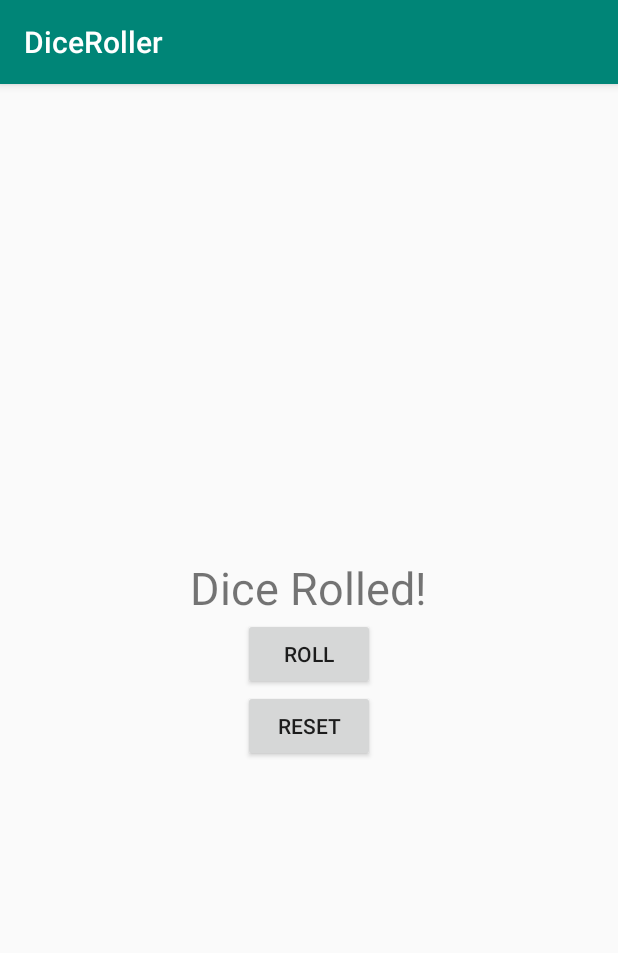
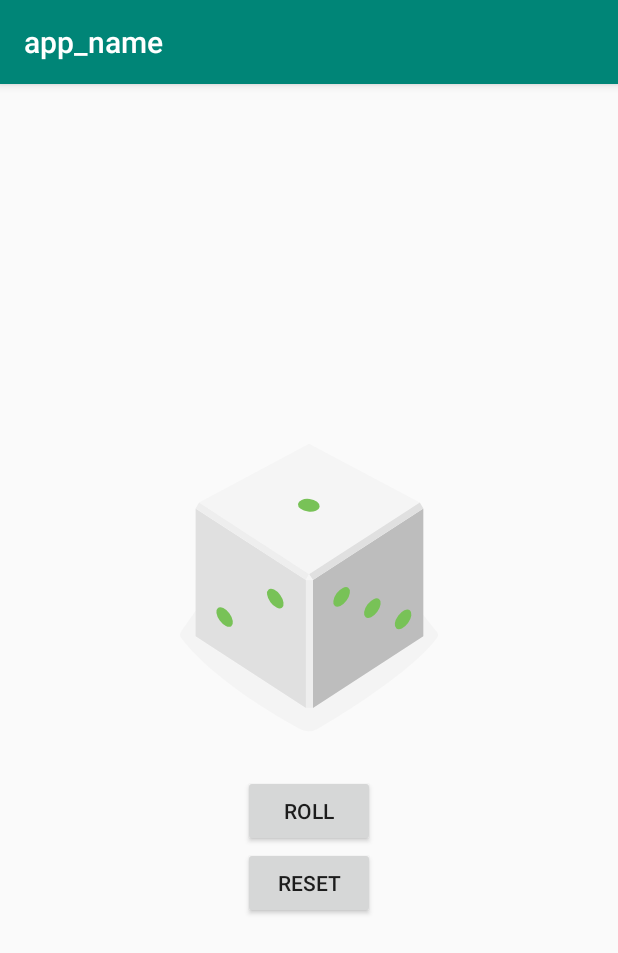
Before and after one commit to Cra5hOverride/DiceRoller, an Android app: the screen it shows after launch (MainActivity), on a phone screen of 412 x 824 dp. Shown: the top 953 px of the screen. Run offline under Robolectric (Android 15) with nearby library versions, the phone set to English and light mode, and no system bars.

Commit message:
Find views efficiently

```diff
--- a/app/src/main/java/buu/informatics/s59160965/diceroller/MainActivity.kt
+++ b/app/src/main/java/buu/informatics/s59160965/diceroller/MainActivity.kt
@@ -3,6 +3,7 @@ package buu.informatics.s59160965.diceroller
 import androidx.appcompat.app.AppCompatActivity
 import android.os.Bundle
 import android.widget.Button
+import android.widget.ImageView
 import android.widget.TextView
 
 import android.widget.Toast
@@ -10,16 +11,15 @@ import kotlinx.android.synthetic.main.activity_main.*
 import java.util.*
 
 class MainActivity : AppCompatActivity() {
-
+    lateinit var diceImage : ImageView
     override fun onCreate(savedInstanceState: Bundle?) {
         super.onCreate(savedInstanceState)
         setContentView(R.layout.activity_main)
 
+        diceImage = findViewById(R.id.dice_image)
+
         val rollButton: Button = findViewById(R.id.roll_button)
         rollButton.setOnClickListener({rollDice()})
-
-        val resultText: TextView = findViewById(R.id.result_text)
-        resultText.text = "Dice Rolled!"
 
         val resetButton: Button = findViewById(R.id.reset_button)
         resetButton.setOnClickListener({resetDice()})
@@ -28,14 +28,19 @@ class MainActivity : AppCompatActivity() {
     }
 
     private fun resetDice(){
-        val resultText: TextView = findViewById(R.id.result_text)
-        resultText.text = "0".toString()
+        diceImage.setImageResource(R.drawable.empty_dice)
     }
 
     private fun rollDice(){
         val randomInt = Random().nextInt(6) + 1
-        val resultText: TextView = findViewById(R.id.result_text)
-        resultText.text = randomInt.toString()
-        Toast.makeText(this, "button clicked", Toast.LENGTH_SHORT).show()
+        val drawableResource = when (randomInt) {
+            1 -> R.drawable.dice_1
+            2 -> R.drawable.dice_2
+            3 -> R.drawable.dice_3
+            4 -> R.drawable.dice_4
+            5 -> R.drawable.dice_5
+            else -> R.drawable.dice_6
+        }
+        diceImage.setImageResource(drawableResource)
     }
 }
--- /dev/null
+++ b/app/src/main/res/drawable/dice_1.xml
@@ -0,0 +1,66 @@
+<!--
+  ~ Copyright 2018, The Android Open Source Project
+  ~
+  ~ Licensed under the Apache License, Version 2.0 (the "License");
+  ~ you may not use this file except in compliance with the License.
+  ~ You may obtain a copy of the License at
+  ~
+  ~     http://www.apache.org/licenses/LICENSE-2.0
+  ~
+  ~ Unless required by applicable law or agreed to in writing, software
+  ~ distributed under the License is distributed on an "AS IS" BASIS,
+  ~ WITHOUT WARRANTIES OR CONDITIONS OF ANY KIND, either express or implied.
+  ~ See the License for the specific language governing permissions and
+  ~ limitations under the License.
+  -->
+
+<vector xmlns:android="http://schemas.android.com/apk/res/android"
+    android:width="200dp"
+    android:height="250dp"
+    android:viewportWidth="800"
+    android:viewportHeight="1000">
+    <path
+        android:fillAlpha="0.5"
+        android:fillColor="#eee"
+        android:pathData="M740.8,635.42c-68.27,90.47 -249.77,201.76 -316,240.63a50.7,50.7 0,0 1,-49.93 0.81c-64.19,-35 -234.09,-133.88 -315.65,-242a14.69,14.69 0,0 1,-0.12 -17.49c77.58,-106.29 159.67,-258.89 341.06,-258.89 182,0 242.19,139.08 340.27,258.88A14.62,14.62 0,0 1,740.8 635.42Z"
+        android:strokeAlpha="0.5" />
+    <path
+        android:fillColor="#bdbdbd"
+        android:pathData="M704.9,630l-294.29,191.06l0,-340.85l294.29,-191.06l0,340.85z" />
+    <path
+        android:fillColor="#e0e0e0"
+        android:pathData="M97.59,630l294.29,191.06l0,-340.85l-294.29,-191.06l0,340.85z" />
+    <path
+        android:fillColor="#f5f5f5"
+        android:pathData="M400.14,464.73l-293.19,-191.45l293.19,-156.31l295.39,156.31l-295.39,191.45z" />
+    <path
+        android:fillColor="#eee"
+        android:pathData="M106.95,273.28l-9.36,15.87l294.29,191.06l8.26,-15.48l-293.19,-191.45z" />
+    <path
+        android:fillColor="#e0e0e0"
+        android:pathData="M695.53,273.28l9.37,15.87l-294.29,191.06l-10.47,-15.48l295.39,-191.45z" />
+    <path
+        android:fillColor="#eee"
+        android:pathData="M391.88,480.21h18.73v340.85h-18.73z" />
+    <path
+        android:fillColor="#f5f5f5"
+        android:pathData="M400.14,464.73l-8.26,15.48l18.73,0l-10.47,-15.48z" />
+    <path
+        android:fillColor="#78c257"
+        android:pathData="M397.45,297.62a16.9,28.71 97.07,1 0,4.16 -33.54a16.9,28.71 97.07,1 0,-4.16 33.54z" />
+    <path
+        android:fillColor="#78c257"
+        android:pathData="M297.17,539.02a30.12,16.11 53.82,1 0,26.01 -19.02a30.12,16.11 53.82,1 0,-26.01 19.02z" />
+    <path
+        android:fillColor="#78c257"
+        android:pathData="M161.96,588.24a30.12,16.11 53.82,1 0,26.01 -19.02a30.12,16.11 53.82,1 0,-26.01 19.02z" />
+    <path
+        android:fillColor="#78c257"
+        android:pathData="M551.15,579.45a30.12,16.11 126.18,1 0,35.56 -48.62a30.12,16.11 126.18,1 0,-35.56 48.62z" />
+    <path
+        android:fillColor="#78c257"
+        android:pathData="M469.12,549.58a30.12,16.11 126.18,1 0,35.56 -48.62a30.12,16.11 126.18,1 0,-35.56 48.62z" />
+    <path
+        android:fillColor="#78c257"
+        android:pathData="M633.17,609.29a30.12,16.11 126.18,1 0,35.56 -48.62a30.12,16.11 126.18,1 0,-35.56 48.62z" />
+</vector>
--- /dev/null
+++ b/app/src/main/res/drawable/dice_2.xml
@@ -0,0 +1,66 @@
+<!--
+  ~ Copyright 2018, The Android Open Source Project
+  ~
+  ~ Licensed under the Apache License, Version 2.0 (the "License");
+  ~ you may not use this file except in compliance with the License.
+  ~ You may obtain a copy of the License at
+  ~
+  ~     http://www.apache.org/licenses/LICENSE-2.0
+  ~
+  ~ Unless required by applicable law or agreed to in writing, software
+  ~ distributed under the License is distributed on an "AS IS" BASIS,
+  ~ WITHOUT WARRANTIES OR CONDITIONS OF ANY KIND, either express or implied.
+  ~ See the License for the specific language governing permissions and
+  ~ limitations under the License.
+  -->
+
+<vector xmlns:android="http://schemas.android.com/apk/res/android"
+    android:width="200dp"
+    android:height="250dp"
+    android:viewportWidth="800"
+    android:viewportHeight="1000">
+    <path
+        android:fillAlpha="0.5"
+        android:fillColor="#eee"
+        android:pathData="M740.8,635.42c-68.27,90.47 -249.77,201.76 -316,240.63a50.7,50.7 0,0 1,-49.93 0.81c-64.19,-35 -234.09,-133.88 -315.65,-242a14.69,14.69 0,0 1,-0.12 -17.49c77.58,-106.29 159.67,-258.89 341.06,-258.89 182,0 242.19,139.08 340.27,258.88A14.62,14.62 0,0 1,740.8 635.42Z"
+        android:strokeAlpha="0.5" />
+    <path
+        android:fillColor="#bdbdbd"
+        android:pathData="M704.9,630l-294.29,191.06l0,-340.85l294.29,-191.06l0,340.85z" />
+    <path
+        android:fillColor="#e0e0e0"
+        android:pathData="M97.59,630l294.29,191.06l0,-340.85l-294.29,-191.06l0,340.85z" />
+    <path
+        android:fillColor="#f5f5f5"
+        android:pathData="M400.14,464.73l-293.19,-191.45l293.19,-156.31l295.39,156.31l-295.39,191.45z" />
+    <path
+        android:fillColor="#eee"
+        android:pathData="M106.95,273.28l-9.36,15.87l294.29,191.06l8.26,-15.48l-293.19,-191.45z" />
+    <path
+        android:fillColor="#e0e0e0"
+        android:pathData="M695.53,273.28l9.37,15.87l-294.29,191.06l-10.47,-15.48l295.39,-191.45z" />
+    <path
+        android:fillColor="#eee"
+        android:pathData="M391.88,480.21h18.73v340.85h-18.73z" />
+    <path
+        android:fillColor="#f5f5f5"
+        android:pathData="M400.14,464.73l-8.26,15.48l18.73,0l-10.47,-15.48z" />
+    <path
+        android:fillColor="#78c257"
+        android:pathData="M520.85,303.25a16.9,28.71 97.07,1 0,4.16 -33.54a16.9,28.71 97.07,1 0,-4.16 33.54z" />
+    <path
+        android:fillColor="#78c257"
+        android:pathData="M273.33,291.99a16.9,28.71 97.07,1 0,4.16 -33.54a16.9,28.71 97.07,1 0,-4.16 33.54z" />
+    <path
+        android:fillColor="#78c257"
+        android:pathData="M229.56,563.64a30.12,16.11 53.82,1 0,26.01 -19.02a30.12,16.11 53.82,1 0,-26.01 19.02z" />
+    <path
+        android:fillColor="#78c257"
+        android:pathData="M311.58,533.77a30.12,16.11 53.82,1 0,26.01 -19.02a30.12,16.11 53.82,1 0,-26.01 19.02z" />
+    <path
+        android:fillColor="#78c257"
+        android:pathData="M147.54,593.49a30.12,16.11 53.82,1 0,26.01 -19.02a30.12,16.11 53.82,1 0,-26.01 19.02z" />
+    <path
+        android:fillColor="#78c257"
+        android:pathData="M551.15,579.45a30.12,16.11 126.18,1 0,35.56 -48.62a30.12,16.11 126.18,1 0,-35.56 48.62z" />
+</vector>
--- /dev/null
+++ b/app/src/main/res/drawable/dice_3.xml
@@ -0,0 +1,66 @@
+<!--
+  ~ Copyright 2018, The Android Open Source Project
+  ~
+  ~ Licensed under the Apache License, Version 2.0 (the "License");
+  ~ you may not use this file except in compliance with the License.
+  ~ You may obtain a copy of the License at
+  ~
+  ~     http://www.apache.org/licenses/LICENSE-2.0
+  ~
+  ~ Unless required by applicable law or agreed to in writing, software
+  ~ distributed under the License is distributed on an "AS IS" BASIS,
+  ~ WITHOUT WARRANTIES OR CONDITIONS OF ANY KIND, either express or implied.
+  ~ See the License for the specific language governing permissions and
+  ~ limitations under the License.
+  -->
+
+<vector xmlns:android="http://schemas.android.com/apk/res/android"
+    android:width="200dp"
+    android:height="250dp"
+    android:viewportWidth="800"
+    android:viewportHeight="1000">
+    <path
+        android:fillAlpha="0.5"
+        android:fillColor="#eee"
+        android:pathData="M740.8,635.42c-68.27,90.47 -249.77,201.76 -316,240.63a50.7,50.7 0,0 1,-49.93 0.81c-64.19,-35 -234.09,-133.88 -315.65,-242a14.69,14.69 0,0 1,-0.12 -17.49c77.58,-106.29 159.67,-258.89 341.06,-258.89 182,0 242.19,139.08 340.27,258.88A14.62,14.62 0,0 1,740.8 635.42Z"
+        android:strokeAlpha="0.5" />
+    <path
+        android:fillColor="#bdbdbd"
+        android:pathData="M704.9,630l-294.29,191.06l0,-340.85l294.29,-191.06l0,340.85z" />
+    <path
+        android:fillColor="#e0e0e0"
+        android:pathData="M97.59,630l294.29,191.06l0,-340.85l-294.29,-191.06l0,340.85z" />
+    <path
+        android:fillColor="#f5f5f5"
+        android:pathData="M400.14,464.73l-293.19,-191.45l293.19,-156.31l295.39,156.31l-295.39,191.45z" />
+    <path
+        android:fillColor="#eee"
+        android:pathData="M106.95,273.28l-9.36,15.87l294.29,191.06l8.26,-15.48l-293.19,-191.45z" />
+    <path
+        android:fillColor="#e0e0e0"
+        android:pathData="M695.53,273.28l9.37,15.87l-294.29,191.06l-10.47,-15.48l295.39,-191.45z" />
+    <path
+        android:fillColor="#eee"
+        android:pathData="M391.88,480.21h18.73v340.85h-18.73z" />
+    <path
+        android:fillColor="#f5f5f5"
+        android:pathData="M400.14,464.73l-8.26,15.48l18.73,0l-10.47,-15.48z" />
+    <path
+        android:fillColor="#78c257"
+        android:pathData="M398.11,297.62a16.9,28.71 97.07,1 0,4.16 -33.54a16.9,28.71 97.07,1 0,-4.16 33.54z" />
+    <path
+        android:fillColor="#78c257"
+        android:pathData="M548.27,304.46a16.9,28.71 97.07,1 0,4.16 -33.54a16.9,28.71 97.07,1 0,-4.16 33.54z" />
+    <path
+        android:fillColor="#78c257"
+        android:pathData="M247.95,290.79a16.9,28.71 97.07,1 0,4.16 -33.54a16.9,28.71 97.07,1 0,-4.16 33.54z" />
+    <path
+        android:fillColor="#78c257"
+        android:pathData="M229.56,563.64a30.12,16.11 53.82,1 0,26.01 -19.02a30.12,16.11 53.82,1 0,-26.01 19.02z" />
+    <path
+        android:fillColor="#78c257"
+        android:pathData="M483.54,554.83a30.12,16.11 126.18,1 0,35.56 -48.62a30.12,16.11 126.18,1 0,-35.56 48.62z" />
+    <path
+        android:fillColor="#78c257"
+        android:pathData="M618.75,604.04a30.12,16.11 126.18,1 0,35.56 -48.62a30.12,16.11 126.18,1 0,-35.56 48.62z" />
+</vector>
--- /dev/null
+++ b/app/src/main/res/drawable/dice_4.xml
@@ -0,0 +1,69 @@
+<!--
+  ~ Copyright 2018, The Android Open Source Project
+  ~
+  ~ Licensed under the Apache License, Version 2.0 (the "License");
+  ~ you may not use this file except in compliance with the License.
+  ~ You may obtain a copy of the License at
+  ~
+  ~     http://www.apache.org/licenses/LICENSE-2.0
+  ~
+  ~ Unless required by applicable law or agreed to in writing, software
+  ~ distributed under the License is distributed on an "AS IS" BASIS,
+  ~ WITHOUT WARRANTIES OR CONDITIONS OF ANY KIND, either express or implied.
+  ~ See the License for the specific language governing permissions and
+  ~ limitations under the License.
+  -->
+
+<vector xmlns:android="http://schemas.android.com/apk/res/android"
+    android:width="200dp"
+    android:height="250dp"
+    android:viewportWidth="800"
+    android:viewportHeight="1000">
+    <path
+        android:fillAlpha="0.5"
+        android:fillColor="#eee"
+        android:pathData="M740.8,635.42c-68.27,90.47 -249.77,201.76 -316,240.63a50.7,50.7 0,0 1,-49.93 0.81c-64.19,-35 -234.09,-133.88 -315.65,-242a14.69,14.69 0,0 1,-0.12 -17.49c77.58,-106.29 159.67,-258.89 341.06,-258.89 182,0 242.19,139.08 340.27,258.88A14.62,14.62 0,0 1,740.8 635.42Z"
+        android:strokeAlpha="0.5" />
+    <path
+        android:fillColor="#bdbdbd"
+        android:pathData="M704.9,630l-294.29,191.06l0,-340.85l294.29,-191.06l0,340.85z" />
+    <path
+        android:fillColor="#e0e0e0"
+        android:pathData="M97.59,630l294.29,191.06l0,-340.85l-294.29,-191.06l0,340.85z" />
+    <path
+        android:fillColor="#f5f5f5"
+        android:pathData="M400.14,464.73l-293.19,-191.45l293.19,-156.31l295.39,156.31l-295.39,191.45z" />
+    <path
+        android:fillColor="#eee"
+        android:pathData="M106.95,273.28l-9.36,15.87l294.29,191.06l8.26,-15.48l-293.19,-191.45z" />
+    <path
+        android:fillColor="#e0e0e0"
+        android:pathData="M695.53,273.28l9.37,15.87l-294.29,191.06l-10.47,-15.48l295.39,-191.45z" />
+    <path
+        android:fillColor="#eee"
+        android:pathData="M391.88,480.21h18.73v340.85h-18.73z" />
+    <path
+        android:fillColor="#f5f5f5"
+        android:pathData="M400.14,464.73l-8.26,15.48l18.73,0l-10.47,-15.48z" />
+    <path
+        android:fillColor="#78c257"
+        android:pathData="M530.08,303.65a16.9,28.71 97.07,1 0,4.16 -33.54a16.9,28.71 97.07,1 0,-4.16 33.54z" />
+    <path
+        android:fillColor="#78c257"
+        android:pathData="M389.68,218.17a16.9,28.71 97.07,1 0,4.16 -33.54a16.9,28.71 97.07,1 0,-4.16 33.54z" />
+    <path
+        android:fillColor="#78c257"
+        android:pathData="M405.35,377.09a16.9,28.71 97.07,1 0,4.16 -33.54a16.9,28.71 97.07,1 0,-4.16 33.54z" />
+    <path
+        android:fillColor="#78c257"
+        android:pathData="M264.95,291.6a16.9,28.71 97.07,1 0,4.16 -33.54a16.9,28.71 97.07,1 0,-4.16 33.54z" />
+    <path
+        android:fillColor="#78c257"
+        android:pathData="M297.17,541.59a30.12,16.11 53.82,1 0,26.01 -19.02a30.12,16.11 53.82,1 0,-26.01 19.02z" />
+    <path
+        android:fillColor="#78c257"
+        android:pathData="M161.96,590.81a30.12,16.11 53.82,1 0,26.01 -19.02a30.12,16.11 53.82,1 0,-26.01 19.02z" />
+    <path
+        android:fillColor="#78c257"
+        android:pathData="M551.15,579.45a30.12,16.11 126.18,1 0,35.56 -48.62a30.12,16.11 126.18,1 0,-35.56 48.62z" />
+</vector>
--- /dev/null
+++ b/app/src/main/res/drawable/dice_5.xml
@@ -0,0 +1,75 @@
+<!--
+  ~ Copyright 2018, The Android Open Source Project
+  ~
+  ~ Licensed under the Apache License, Version 2.0 (the "License");
+  ~ you may not use this file except in compliance with the License.
+  ~ You may obtain a copy of the License at
+  ~
+  ~     http://www.apache.org/licenses/LICENSE-2.0
+  ~
+  ~ Unless required by applicable law or agreed to in writing, software
+  ~ distributed under the License is distributed on an "AS IS" BASIS,
+  ~ WITHOUT WARRANTIES OR CONDITIONS OF ANY KIND, either express or implied.
+  ~ See the License for the specific language governing permissions and
+  ~ limitations under the License.
+  -->
+
+<vector xmlns:android="http://schemas.android.com/apk/res/android"
+    android:width="200dp"
+    android:height="250dp"
+    android:viewportWidth="800"
+    android:viewportHeight="1000">
+    <path
+        android:fillAlpha="0.5"
+        android:fillColor="#eee"
+        android:pathData="M740.8,635.42c-68.27,90.47 -249.77,201.76 -316,240.63a50.7,50.7 0,0 1,-49.93 0.81c-64.19,-35 -234.09,-133.88 -315.65,-242a14.69,14.69 0,0 1,-0.12 -17.49c77.58,-106.29 159.67,-258.89 341.06,-258.89 182,0 242.19,139.08 340.27,258.88A14.62,14.62 0,0 1,740.8 635.42Z"
+        android:strokeAlpha="0.5" />
+    <path
+        android:fillColor="#bdbdbd"
+        android:pathData="M704.9,630l-294.29,191.06l0,-340.85l294.29,-191.06l0,340.85z" />
+    <path
+        android:fillColor="#e0e0e0"
+        android:pathData="M97.59,630l294.29,191.06l0,-340.85l-294.29,-191.06l0,340.85z" />
+    <path
+        android:fillColor="#f5f5f5"
+        android:pathData="M400.14,464.73l-293.19,-191.45l293.19,-156.31l295.39,156.31l-295.39,191.45z" />
+    <path
+        android:fillColor="#eee"
+        android:pathData="M106.95,273.28l-9.36,15.87l294.29,191.06l8.26,-15.48l-293.19,-191.45z" />
+    <path
+        android:fillColor="#e0e0e0"
+        android:pathData="M695.53,273.28l9.37,15.87l-294.29,191.06l-10.47,-15.48l295.39,-191.45z" />
+    <path
+        android:fillColor="#eee"
+        android:pathData="M391.88,480.21h18.73v340.85h-18.73z" />
+    <path
+        android:fillColor="#f5f5f5"
+        android:pathData="M400.14,464.73l-8.26,15.48l18.73,0l-10.47,-15.48z" />
+    <path
+        android:fillColor="#78c257"
+        android:pathData="M397.05,297.63a16.9,28.71 97.07,1 0,4.16 -33.54a16.9,28.71 97.07,1 0,-4.16 33.54z" />
+    <path
+        android:fillColor="#78c257"
+        android:pathData="M547.21,304.45a16.9,28.71 97.07,1 0,4.16 -33.54a16.9,28.71 97.07,1 0,-4.16 33.54z" />
+    <path
+        android:fillColor="#78c257"
+        android:pathData="M388.17,207.62a16.9,28.71 97.07,1 0,4.16 -33.54a16.9,28.71 97.07,1 0,-4.16 33.54z" />
+    <path
+        android:fillColor="#78c257"
+        android:pathData="M405.93,387.62a16.9,28.71 97.07,1 0,4.16 -33.54a16.9,28.71 97.07,1 0,-4.16 33.54z" />
+    <path
+        android:fillColor="#78c257"
+        android:pathData="M246.89,290.79a16.9,28.71 97.07,1 0,4.16 -33.54a16.9,28.71 97.07,1 0,-4.16 33.54z" />
+    <path
+        android:fillColor="#78c257"
+        android:pathData="M229.56,563.64a30.12,16.11 53.82,1 0,26.01 -19.02a30.12,16.11 53.82,1 0,-26.01 19.02z" />
+    <path
+        android:fillColor="#78c257"
+        android:pathData="M551.15,579.45a30.12,16.11 126.18,1 0,35.56 -48.62a30.12,16.11 126.18,1 0,-35.56 48.62z" />
+    <path
+        android:fillColor="#78c257"
+        android:pathData="M469.12,549.58a30.12,16.11 126.18,1 0,35.56 -48.62a30.12,16.11 126.18,1 0,-35.56 48.62z" />
+    <path
+        android:fillColor="#78c257"
+        android:pathData="M633.17,609.29a30.12,16.11 126.18,1 0,35.56 -48.62a30.12,16.11 126.18,1 0,-35.56 48.62z" />
+</vector>
--- /dev/null
+++ b/app/src/main/res/drawable/dice_6.xml
@@ -0,0 +1,81 @@
+<!--
+  ~ Copyright 2018, The Android Open Source Project
+  ~
+  ~ Licensed under the Apache License, Version 2.0 (the "License");
+  ~ you may not use this file except in compliance with the License.
+  ~ You may obtain a copy of the License at
+  ~
+  ~     http://www.apache.org/licenses/LICENSE-2.0
+  ~
+  ~ Unless required by applicable law or agreed to in writing, software
+  ~ distributed under the License is distributed on an "AS IS" BASIS,
+  ~ WITHOUT WARRANTIES OR CONDITIONS OF ANY KIND, either express or implied.
+  ~ See the License for the specific language governing permissions and
+  ~ limitations under the License.
+  -->
+
+<vector xmlns:android="http://schemas.android.com/apk/res/android"
+    android:width="200dp"
+    android:height="250dp"
+    android:viewportWidth="800"
+    android:viewportHeight="1000">
+    <path
+        android:fillAlpha="0.5"
+        android:fillColor="#eee"
+        android:pathData="M740.8,635.42c-68.27,90.47 -249.77,201.76 -316,240.63a50.7,50.7 0,0 1,-49.93 0.81c-64.19,-35 -234.09,-133.88 -315.65,-242a14.69,14.69 0,0 1,-0.12 -17.49c77.58,-106.29 159.67,-258.89 341.06,-258.89 182,0 242.19,139.08 340.27,258.88A14.62,14.62 0,0 1,740.8 635.42Z"
+        android:strokeAlpha="0.5" />
+    <path
+        android:fillColor="#bdbdbd"
+        android:pathData="M704.9,630l-294.29,191.06l0,-340.85l294.29,-191.06l0,340.85z" />
+    <path
+        android:fillColor="#e0e0e0"
+        android:pathData="M97.59,630l294.29,191.06l0,-340.85l-294.29,-191.06l0,340.85z" />
+    <path
+        android:fillColor="#f5f5f5"
+        android:pathData="M400.14,464.73l-293.19,-191.45l293.19,-156.31l295.39,156.31l-295.39,191.45z" />
+    <path
+        android:fillColor="#eee"
+        android:pathData="M106.95,273.28l-9.36,15.87l294.29,191.06l8.26,-15.48l-293.19,-191.45z" />
+    <path
+        android:fillColor="#e0e0e0"
+        android:pathData="M695.53,273.28l9.37,15.87l-294.29,191.06l-10.47,-15.48l295.39,-191.45z" />
+    <path
+        android:fillColor="#eee"
+        android:pathData="M391.88,480.21h18.73v340.85h-18.73z" />
+    <path
+        android:fillColor="#f5f5f5"
+        android:pathData="M400.14,464.73l-8.26,15.48l18.73,0l-10.47,-15.48z" />
+    <path
+        android:fillColor="#78c257"
+        android:pathData="M326.53,254.89a16.9,28.71 97.07,1 0,4.16 -33.54a16.9,28.71 97.07,1 0,-4.16 33.54z" />
+    <path
+        android:fillColor="#78c257"
+        android:pathData="M537.57,298.78a16.9,28.71 97.07,1 0,4.16 -33.54a16.9,28.71 97.07,1 0,-4.16 33.54z" />
+    <path
+        android:fillColor="#78c257"
+        android:pathData="M397.17,213.3a16.9,28.71 97.07,1 0,4.16 -33.54a16.9,28.71 97.07,1 0,-4.16 33.54z" />
+    <path
+        android:fillColor="#78c257"
+        android:pathData="M396.31,381.95a16.9,28.71 97.07,1 0,4.16 -33.54a16.9,28.71 97.07,1 0,-4.16 33.54z" />
+    <path
+        android:fillColor="#78c257"
+        android:pathData="M255.91,296.47a16.9,28.71 97.07,1 0,4.16 -33.54a16.9,28.71 97.07,1 0,-4.16 33.54z" />
+    <path
+        android:fillColor="#78c257"
+        android:pathData="M466.93,340.37a16.9,28.71 97.07,1 0,4.16 -33.54a16.9,28.71 97.07,1 0,-4.16 33.54z" />
+    <path
+        android:fillColor="#78c257"
+        android:pathData="M230,563.64a30.12,16.11 53.82,1 0,26.01 -19.02a30.12,16.11 53.82,1 0,-26.01 19.02z" />
+    <path
+        android:fillColor="#78c257"
+        android:pathData="M312.02,533.78a30.12,16.11 53.82,1 0,26.01 -19.02a30.12,16.11 53.82,1 0,-26.01 19.02z" />
+    <path
+        android:fillColor="#78c257"
+        android:pathData="M147.96,593.48a30.12,16.11 53.82,1 0,26.01 -19.02a30.12,16.11 53.82,1 0,-26.01 19.02z" />
+    <path
+        android:fillColor="#78c257"
+        android:pathData="M483.54,554.83a30.12,16.11 126.18,1 0,35.56 -48.62a30.12,16.11 126.18,1 0,-35.56 48.62z" />
+    <path
+        android:fillColor="#78c257"
+        android:pathData="M618.75,604.04a30.12,16.11 126.18,1 0,35.56 -48.62a30.12,16.11 126.18,1 0,-35.56 48.62z" />
+</vector>
--- /dev/null
+++ b/app/src/main/res/drawable/empty_dice.xml
@@ -0,0 +1,27 @@
+<!--
+  ~ Copyright 2018, The Android Open Source Project
+  ~
+  ~ Licensed under the Apache License, Version 2.0 (the "License");
+  ~ you may not use this file except in compliance with the License.
+  ~ You may obtain a copy of the License at
+  ~
+  ~     http://www.apache.org/licenses/LICENSE-2.0
+  ~
+  ~ Unless required by applicable law or agreed to in writing, software
+  ~ distributed under the License is distributed on an "AS IS" BASIS,
+  ~ WITHOUT WARRANTIES OR CONDITIONS OF ANY KIND, either express or implied.
+  ~ See the License for the specific language governing permissions and
+  ~ limitations under the License.
+  -->
+
+<vector xmlns:android="http://schemas.android.com/apk/res/android"
+    android:width="200dp"
+    android:height="250dp"
+    android:viewportWidth="800"
+    android:viewportHeight="1000">
+
+    <path
+        android:fillColor="#00000000"
+        android:pathData="M0,0l0,0z" />
+
+</vector>
--- a/app/src/main/res/layout/activity_main.xml
+++ b/app/src/main/res/layout/activity_main.xml
@@ -8,13 +8,14 @@
         android:layout_gravity="center_vertical"
         tools:context=".MainActivity" >
 
-    <TextView
-            android:id="@+id/result_text"
+    <ImageView
+            android:id="@+id/dice_image"
             android:layout_width="wrap_content"
             android:layout_height="wrap_content"
             android:layout_gravity="center_horizontal"
-            android:textSize="30sp"
-            android:text="Hello World!" />
+            android:src="@drawable/dice_1"/>
+
+
     <Button
             android:id="@+id/roll_button"
             android:layout_width="wrap_content"
--- a/app/src/main/res/values/strings.xml
+++ b/app/src/main/res/values/strings.xml
@@ -1,4 +1,5 @@
+<?xml version="1.0" encoding="utf-8"?>
 <resources>
-    <string name="app_name">DiceRoller</string>
-    <string name="roll">roll</string>
+    <string name="app_name">app_name</string>
+    <string name="roll">Roll</string>
 </resources>
```
